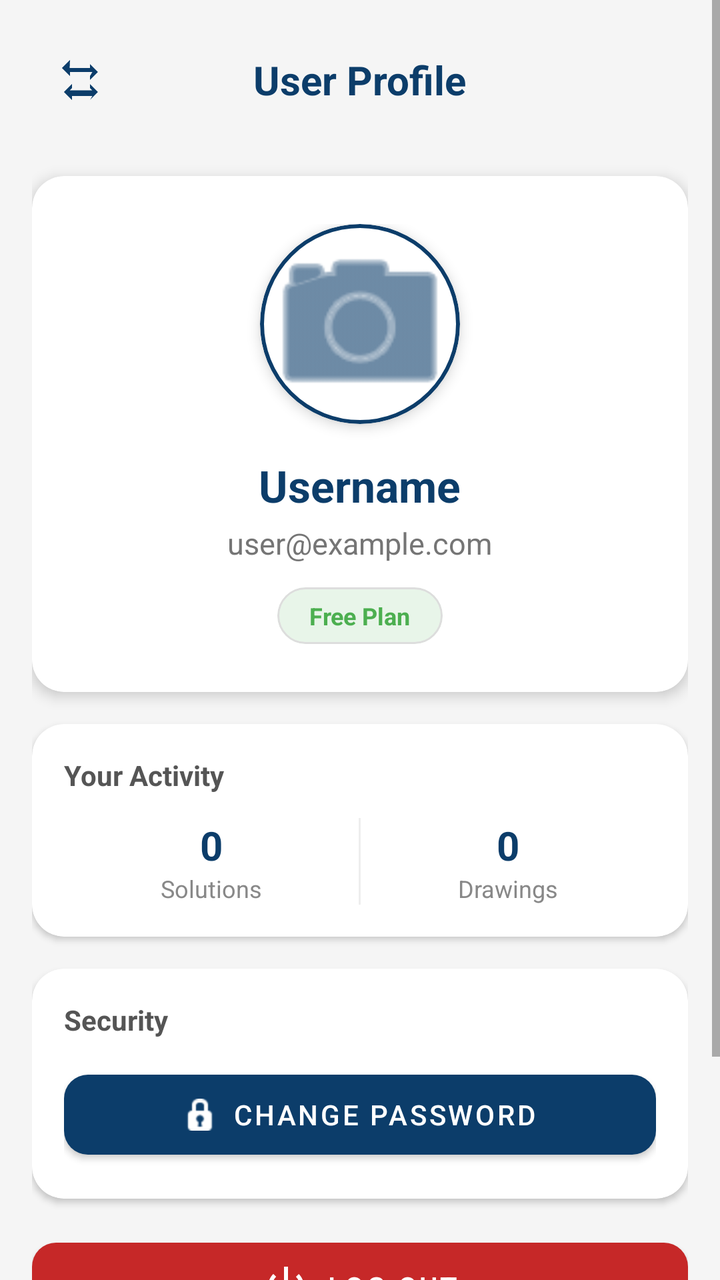
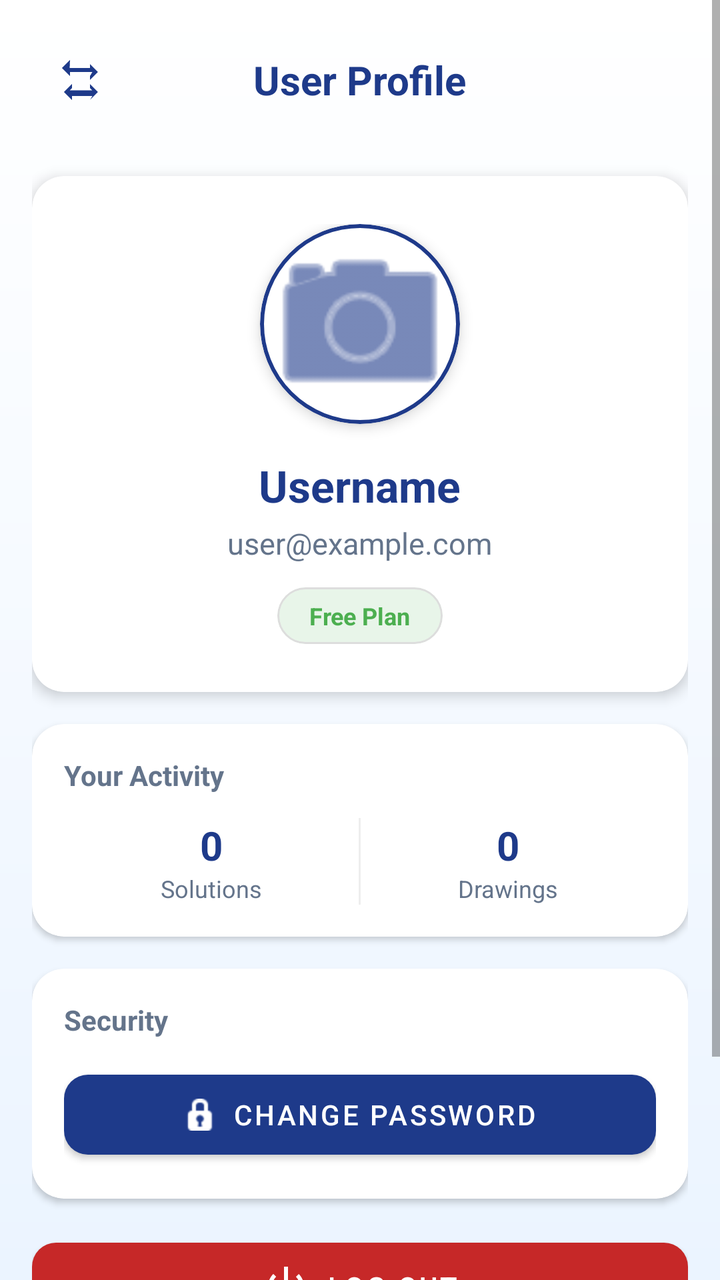

The first picture is an Android layout as it rendered before a commit; the second is the same layout after the commit. The layout source and the unified diff follow.
<!-- AndroidManifest.xml: application theme Theme.MaterialComponents.DayNight.NoActionBar -->
<!-- res/layout/activity_profile.xml -->
<?xml version="1.0" encoding="utf-8"?>
<ScrollView xmlns:android="http://schemas.android.com/apk/res/android"
    xmlns:app="http://schemas.android.com/apk/res-auto"
    android:layout_width="match_parent"
    android:layout_height="match_parent"
    android:fitsSystemWindows="true"
    android:background="#F5F5F5"
    android:fillViewport="true">

    <LinearLayout
        android:layout_width="match_parent"
        android:layout_height="wrap_content"
        android:orientation="vertical"
        android:padding="16dp">

        
        <RelativeLayout
            android:layout_width="match_parent"
            android:layout_height="wrap_content"
            android:layout_marginBottom="24dp">

            <ImageButton
                android:id="@+id/btnBack"
                android:layout_width="48dp"
                android:layout_height="48dp"
                android:background="?attr/selectableItemBackgroundBorderless"
                android:src="@drawable/ic_selection"
                android:rotation="180"
                app:tint="#0C3D6A" />

            <TextView
                android:layout_width="wrap_content"
                android:layout_height="wrap_content"
                android:layout_centerInParent="true"
                android:text="@string/user_profile"
                android:textSize="20sp"
                android:textStyle="bold"
                android:textColor="#0C3D6A" />
        </RelativeLayout>
        
        <com.google.android.material.card.MaterialCardView
            android:layout_width="match_parent"
            android:layout_height="wrap_content"
            app:cardCornerRadius="16dp"
            app:cardElevation="4dp"
            android:layout_marginBottom="16dp">

            <LinearLayout
                android:layout_width="match_parent"
                android:layout_height="wrap_content"
                android:orientation="vertical"
                android:padding="24dp"
                android:gravity="center">

                
                <com.google.android.material.card.MaterialCardView
                    android:id="@+id/cardProfileAvatar"
                    android:layout_width="100dp"
                    android:layout_height="100dp"
                    app:cardCornerRadius="50dp"
                    app:cardElevation="4dp"
                    app:strokeWidth="2dp"
                    app:strokeColor="#0C3D6A"
                    android:clickable="true"
                    android:focusable="true"
                    android:layout_marginBottom="16dp">

                    <ImageView
                        android:id="@+id/imgProfileAvatar"
                        android:layout_width="match_parent"
                        android:layout_height="match_parent"
                        android:scaleType="centerCrop"
                        android:src="@android:drawable/ic_menu_camera"
                        app:tint="#0C3D6A" />
                </com.google.android.material.card.MaterialCardView>

                <TextView
                    android:id="@+id/tvProfileUsername"
                    android:layout_width="wrap_content"
                    android:layout_height="wrap_content"
                    android:text="@string/username"
                    android:textSize="22sp"
                    android:textStyle="bold"
                    android:textColor="#0C3D6A" />

                
                <TextView
                    android:id="@+id/tvProfileEmail"
                    android:layout_width="wrap_content"
                    android:layout_height="wrap_content"
                    android:text="user@example.com"
                    android:textColor="#757575"
                    android:textSize="15sp"
                    android:layout_marginTop="4dp"/>

                
                <com.google.android.material.card.MaterialCardView
                    android:layout_width="wrap_content"
                    android:layout_height="wrap_content"
                    android:layout_marginTop="12dp"
                    app:cardCornerRadius="50dp"
                    app:cardElevation="0dp"
                    app:strokeWidth="1dp"
                    app:strokeColor="#DDDDDD">

                    <TextView
                        android:id="@+id/tvProfileTier"
                        android:layout_width="wrap_content"
                        android:layout_height="wrap_content"
                        android:paddingHorizontal="16dp"
                        android:paddingVertical="6dp"
                        android:text="Free Plan"
                        android:textSize="12sp"
                        android:textStyle="bold"
                        android:textColor="#4CAF50"
                        android:background="#E8F5E9"/>
                </com.google.android.material.card.MaterialCardView>

            </LinearLayout>
        </com.google.android.material.card.MaterialCardView>
        
        <com.google.android.material.card.MaterialCardView
            android:layout_width="match_parent"
            android:layout_height="wrap_content"
            app:cardCornerRadius="16dp"
            app:cardElevation="2dp"
            android:layout_marginBottom="16dp">

            <LinearLayout
                android:layout_width="match_parent"
                android:layout_height="wrap_content"
                android:orientation="vertical"
                android:padding="16dp">

                <TextView
                    android:layout_width="wrap_content"
                    android:layout_height="wrap_content"
                    android:text="@string/your_activity"
                    android:textStyle="bold"
                    android:textColor="#555555"
                    android:layout_marginBottom="12dp"/>

                <LinearLayout
                    android:layout_width="match_parent"
                    android:layout_height="wrap_content"
                    android:orientation="horizontal"
                    android:weightSum="2">

                    <LinearLayout
                        android:layout_width="0dp"
                        android:layout_height="wrap_content"
                        android:layout_weight="1"
                        android:orientation="vertical"
                        android:gravity="center">
                        <TextView
                            android:id="@+id/tvHistoryCount"
                            android:layout_width="wrap_content"
                            android:layout_height="wrap_content"
                            android:text="0"
                            android:textSize="20sp"
                            android:textStyle="bold"
                            android:textColor="#0C3D6A"/>
                        <TextView
                            android:layout_width="wrap_content"
                            android:layout_height="wrap_content"
                            android:text="@string/solutions"
                            android:textSize="12sp"
                            android:textColor="#888888"/>
                    </LinearLayout>

                    <View
                        android:layout_width="1dp"
                        android:layout_height="match_parent"
                        android:background="#EEEEEE"/>

                    <LinearLayout
                        android:layout_width="0dp"
                        android:layout_height="wrap_content"
                        android:layout_weight="1"
                        android:orientation="vertical"
                        android:gravity="center">
                        <TextView
                            android:id="@+id/tvDrawingCount"
                            android:layout_width="wrap_content"
                            android:layout_height="wrap_content"
                            android:text="0"
                            android:textSize="20sp"
                            android:textStyle="bold"
                            android:textColor="#0C3D6A"/>
                        <TextView
                            android:layout_width="wrap_content"
                            android:layout_height="wrap_content"
                            android:text="@string/drawings"
                            android:textSize="12sp"
                            android:textColor="#888888"/>
                    </LinearLayout>
                </LinearLayout>
            </LinearLayout>
        </com.google.android.material.card.MaterialCardView>

        
        <com.google.android.material.card.MaterialCardView
            android:layout_width="match_parent"
            android:layout_height="wrap_content"
            app:cardCornerRadius="16dp"
            app:cardElevation="2dp"
            android:layout_marginBottom="16dp">

            <LinearLayout
                android:layout_width="match_parent"
                android:layout_height="wrap_content"
                android:orientation="vertical"
                android:padding="16dp">

                <TextView
                    android:layout_width="wrap_content"
                    android:layout_height="wrap_content"
                    android:text="@string/security"
                    android:textStyle="bold"
                    android:textColor="#555555"
                    android:layout_marginBottom="12dp"/>

                <com.google.android.material.button.MaterialButton
                    android:id="@+id/btnChangePassword"
                    android:layout_width="match_parent"
                    android:layout_height="52dp"
                    android:text="@string/change_password"
                    android:textColor="@color/white"
                    app:backgroundTint="#0C3D6A"
                    app:cornerRadius="12dp"
                    app:icon="@android:drawable/ic_secure"
                    app:iconGravity="textStart"
                    app:iconTint="@color/white"/>

            </LinearLayout>
        </com.google.android.material.card.MaterialCardView>

        <View
            android:layout_width="match_parent"
            android:layout_height="0dp"
            android:layout_weight="1"/>

        
        <com.google.android.material.button.MaterialButton
            android:id="@+id/btnProfileLogout"
            android:layout_width="match_parent"
            android:layout_height="56dp"
            android:text="@string/log_out"
            android:textColor="@color/white"
            app:backgroundTint="#C62828"
            app:cornerRadius="12dp"
            app:icon="@android:drawable/ic_lock_power_off"
            app:iconGravity="textStart"
            android:layout_marginBottom="16dp"/>
        <com.google.android.material.button.MaterialButton
            android:id="@+id/btnDeleteAccount"
            android:layout_width="match_parent"
            android:layout_height="56dp"
            android:text="Delete Account &amp; All Data"
            android:textColor="#C62828"
            app:backgroundTint="#FFEBEE"
            app:strokeColor="#C62828"
            app:strokeWidth="1dp"
            app:cornerRadius="12dp"
            app:icon="@android:drawable/ic_menu_delete"
            app:iconGravity="textStart"
            app:iconTint="#C62828"
            android:layout_marginBottom="16dp"/>
    </LinearLayout>
</ScrollView>
<!-- resources referenced by this layout -->
<resources>
  <color name="white">#FFFFFF</color>
  <!-- drawable ic_selection (drawable) -->
  <vector xmlns:android="http://schemas.android.com/apk/res/android"
      android:width="24dp"
      android:height="24dp"
      android:viewportWidth="24"
      android:viewportHeight="24">
      <path
          android:fillColor="#000000"
          android:pathData="M7,2l-4,4l4,4L7,8L5.83,6.83L17.17,6.83L16,8l0,2l4,-4l-4,-4l0,2l-10.17,0L7,2z M17,22l4,-4l-4,-4l0,2l-11.17,0L7,14L7,12l-4,4l4,4l0,-2l10.17,0L17,22z"/>
  </vector>
  <string name="change_password">Change Password</string>
  <string name="drawings">Drawings</string>
  <string name="log_out">Log Out</string>
  <string name="security">Security</string>
  <string name="solutions">Solutions</string>
  <string name="user_profile">User Profile</string>
  <string name="username">Username</string>
  <string name="your_activity">Your Activity</string>
</resources>

<!-- the commit's change to res/layout/activity_profile.xml (unified diff, before → after) -->
@@ -4,7 +4,7 @@
     android:layout_width="match_parent"
     android:layout_height="match_parent"
     android:fitsSystemWindows="true"
-    android:background="#F5F5F5"
+    android:background="@drawable/bg_gradient_light"
     android:fillViewport="true">
 
     <LinearLayout
@@ -26,7 +26,7 @@
                 android:background="?attr/selectableItemBackgroundBorderless"
                 android:src="@drawable/ic_selection"
                 android:rotation="180"
-                app:tint="#0C3D6A" />
+                app:tint="@color/main_blue" />
 
             <TextView
                 android:layout_width="wrap_content"
@@ -35,7 +35,7 @@
                 android:text="@string/user_profile"
                 android:textSize="20sp"
                 android:textStyle="bold"
-                android:textColor="#0C3D6A" />
+                android:textColor="@color/main_blue" />
         </RelativeLayout>
         
         <com.google.android.material.card.MaterialCardView
@@ -60,7 +60,7 @@
                     app:cardCornerRadius="50dp"
                     app:cardElevation="4dp"
                     app:strokeWidth="2dp"
-                    app:strokeColor="#0C3D6A"
+                    app:strokeColor="@color/main_blue"
                     android:clickable="true"
                     android:focusable="true"
                     android:layout_marginBottom="16dp">
@@ -71,7 +71,7 @@
                         android:layout_height="match_parent"
                         android:scaleType="centerCrop"
                         android:src="@android:drawable/ic_menu_camera"
-                        app:tint="#0C3D6A" />
+                        app:tint="@color/main_blue" />
                 </com.google.android.material.card.MaterialCardView>
 
                 <TextView
@@ -81,7 +81,7 @@
                     android:text="@string/username"
                     android:textSize="22sp"
                     android:textStyle="bold"
-                    android:textColor="#0C3D6A" />
+                    android:textColor="@color/main_blue" />
 
                 
                 <TextView
@@ -89,7 +89,7 @@
                     android:layout_width="wrap_content"
                     android:layout_height="wrap_content"
                     android:text="user@example.com"
-                    android:textColor="#757575"
+                    android:textColor="@color/text_subtitle"
                     android:textSize="15sp"
                     android:layout_marginTop="4dp"/>
 
@@ -137,7 +137,7 @@
                     android:layout_height="wrap_content"
                     android:text="@string/your_activity"
                     android:textStyle="bold"
-                    android:textColor="#555555"
+                    android:textColor="@color/text_subtitle"
                     android:layout_marginBottom="12dp"/>
 
                 <LinearLayout
@@ -159,13 +159,13 @@
                             android:text="0"
                             android:textSize="20sp"
                             android:textStyle="bold"
-                            android:textColor="#0C3D6A"/>
+                            android:textColor="@color/main_blue"/>
                         <TextView
                             android:layout_width="wrap_content"
                             android:layout_height="wrap_content"
                             android:text="@string/solutions"
                             android:textSize="12sp"
-                            android:textColor="#888888"/>
+                            android:textColor="@color/text_subtitle"/>
                     </LinearLayout>
 
                     <View
@@ -186,13 +186,13 @@
                             android:text="0"
                             android:textSize="20sp"
                             android:textStyle="bold"
-                            android:textColor="#0C3D6A"/>
+                            android:textColor="@color/main_blue"/>
                         <TextView
                             android:layout_width="wrap_content"
                             android:layout_height="wrap_content"
                             android:text="@string/drawings"
                             android:textSize="12sp"
-                            android:textColor="#888888"/>
+                            android:textColor="@color/text_subtitle"/>
                     </LinearLayout>
                 </LinearLayout>
             </LinearLayout>
@@ -217,7 +217,7 @@
                     android:layout_height="wrap_content"
                     android:text="@string/security"
                     android:textStyle="bold"
-                    android:textColor="#555555"
+                    android:textColor="@color/text_subtitle"
                     android:layout_marginBottom="12dp"/>
 
                 <com.google.android.material.button.MaterialButton
@@ -226,7 +226,7 @@
                     android:layout_height="52dp"
                     android:text="@string/change_password"
                     android:textColor="@color/white"
-                    app:backgroundTint="#0C3D6A"
+                    app:backgroundTint="@color/main_blue"
                     app:cornerRadius="12dp"
                     app:icon="@android:drawable/ic_secure"
                     app:iconGravity="textStart"
<!-- resource entries referenced after the edit -->
@@ -1,6 +1,17 @@
 <!-- resources referenced by this layout -->
 <resources>
+  <color name="main_blue">#1E3A8A</color>
+  <color name="text_subtitle">#64748B</color>
   <color name="white">#FFFFFF</color>
+  <!-- drawable bg_gradient_light (drawable) -->
+  <?xml version="1.0" encoding="utf-8"?>
+  <shape xmlns:android="http://schemas.android.com/apk/res/android">
+      
+      <gradient
+          android:startColor="@color/grad_top"
+          android:endColor="@color/grad_bottom"
+          android:angle="270" />
+  </shape>
   <!-- drawable ic_selection (drawable) -->
   <vector xmlns:android="http://schemas.android.com/apk/res/android"
       android:width="24dp"
@@ -19,5 +30,7 @@
   <string name="user_profile">User Profile</string>
   <string name="username">Username</string>
   <string name="your_activity">Your Activity</string>
+  <color name="grad_top">#FFFFFF</color>
+  <color name="grad_bottom">#EBF4FF</color>
 </resources>
 
